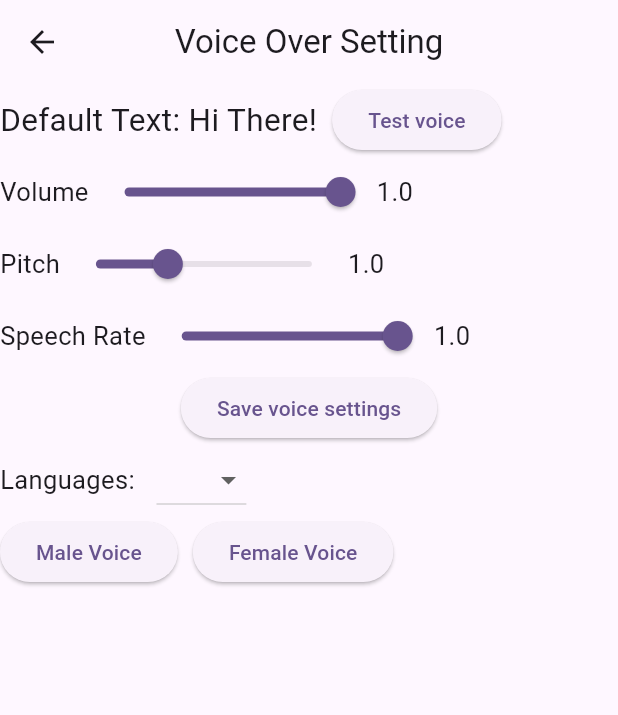
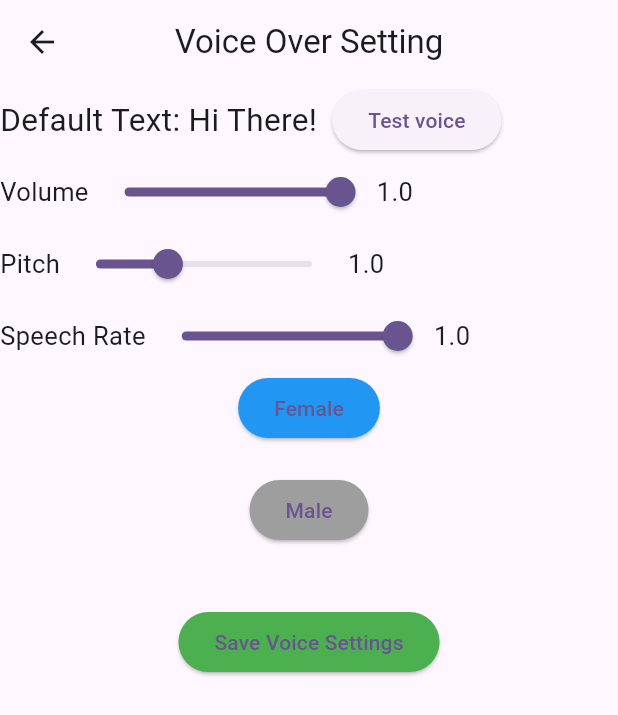
Before and after one commit to farheenfab/ReMind_app, a Flutter app: the VoiceSettings screen opened directly, after a tap on "Test voice", on a phone screen of 412 x 824 dp. Shown: the top 715 px of the screen. Run offline on Flutter 3.47's test engine with Material 3 defaults, Android fonts, the phone set to English and light mode, and no system bars; our stand-ins replace avatar_glow, cloud_firestore, firebase_core, flutter_tts, google_generative_ai, speech_to_text; accounts and stored records are empty; network calls fail.

Commit message:
Added male and female voice and connected to the chat page text to speech feature

```diff
--- a/lib/voice_settings.dart
+++ b/lib/voice_settings.dart
@@ -1,8 +1,10 @@
 import 'package:flutter/material.dart';
 import 'package:flutter_tts/flutter_tts.dart';
 import 'dart:developer';
+import 'main.dart';
 
 class VoiceSettings extends StatefulWidget{
+
   @override
   State<VoiceSettings> createState() => VoiceSettingsState();
 
@@ -13,49 +15,52 @@ class VoiceSettingsState extends State<VoiceSettings>{
   double volume = 1;
   double pitch = 1.0;
   double speechRate = 1;
-  // Map<String,String> languages = {"English": "en-US"};
-  List<String>? languages;
-  Map<String, String> langCode = {"name": "en-us-x-sfg#male_1-local", "locale": "en-US"};
+
   String defaultText = "Hi There";
 
+  bool isFemale = true;
+  bool isMale = false;
+
+  Map<String,String> voice = {"name": "en-us-x-tpf-local", "locale": "en-US"};
+
   FlutterTts text_to_speech = FlutterTts();
-  List<Map> _voices = [];
-  Map? _currentVoice;
-  bool isMale = true;
 
-    @override
+
+  @override
   void initState(){
     super.initState();
-    init();
   }
 
-  void init() async{
-    // languages = List<String>.from(await text_to_speech.getLanguages);
-    text_to_speech.getVoices.then((data){
-      try{
-        _voices = List<Map>.from(data);
-        log("${_voices}");
-        setState(() {
-          _updateVoiceList();
-          //  _voices = _voices.where((_voice) => _voice["name"].contains("en")).toList();
-           _currentVoice = _voices[0];
-           setVoice(_currentVoice!);
-        });
 
-      }catch(e){
-        print(e);
+  void _selectButton(int buttonNumber) {
+    setState(() {
+      if (buttonNumber == 1) {
+        isFemale = true;
+        isMale = false;
+        voice = {"name": "en-us-x-tpf-local", "locale": "en-US"};
+      } else if (buttonNumber == 2) {
+        isFemale = false;
+        isMale = true;
+        voice = {'name': 'en-us-x-iol-local', 'locale': 'en-US'};
       }
     });
   }
 
-  void _updateVoiceList() {
-    _voices = _voices.where((voice) {
-      return voice['locale'] == langCode && voice['gender'] == (isMale ? 'male' : 'female');
-    }).toList();
-  }
-
-  void setVoice(Map voice){
-    text_to_speech.setVoice({"name":voice["name"], "locale":voice["locale"]});
+  // Method to navigate to another page
+  void _navigateToNextPage(BuildContext context) {
+    // Pass the selected option to the next page
+    Navigator.push(
+      context,
+      MaterialPageRoute(
+        builder: (context) => MyHomePage(
+          voice: isFemale ? {"name": "en-us-x-tpf-local", "locale": "en-US"} : {'name': 'en-us-x-iol-local', 'locale': 'en-US'},
+          // voice: voice,
+          volume: volume,
+          pitch: pitch,
+          speechRate: speechRate
+        ),
+      ),
+    );
   }
 
   @override
@@ -114,71 +119,33 @@ class VoiceSettingsState extends State<VoiceSettings>{
               ],
             ),
 
-            ElevatedButton(onPressed: (){
-                text_to_speech.getVoices.then((data){
-              _voices = List<Map>.from(data);
-              print(_voices);});
-            }, child: const Text("Save voice settings")),
+            ElevatedButton(
+              onPressed: () => _selectButton(1),
+              style: ElevatedButton.styleFrom(
+                backgroundColor: isFemale ? Colors.blue : Colors.grey,
+              ),
+              child: const Text('Female'),
+            ),
+            const SizedBox(height: 20),
+            ElevatedButton(
+              onPressed: () =>
+              _selectButton(2),
+              style: ElevatedButton.styleFrom(
+                backgroundColor: isMale ? Colors.blue : Colors.grey,
+              ),
+              child: const Text('Male'),
+            ),
 
-            Row(
-            children: [
-              const Text(
-                "Languages: ",
-                style: TextStyle(fontSize: 17),
+            const SizedBox(height: 40),
+            ElevatedButton(
+              onPressed: () => _navigateToNextPage(context),
+              style: ElevatedButton.styleFrom(
+                backgroundColor: Colors.green,
               ),
-              const SizedBox(width: 10),
-              DropdownButton(
-                value: langCode,
-                items: const [
-                  DropdownMenuItem(value: {"name": "es-us-x-sfb-local", "locale": "es-US"}, child: Text("US")),
-                  DropdownMenuItem(value: {"name": "cy-gb-x-cyf-network", "locale": "cy-GB"}, child: Text("UK")),
-                  DropdownMenuItem(value: {"name": "en-in-x-end-network", "locale": "en-IN"}, child: Text("India")),
-                ],
-                onChanged: (value) {
-                  setState(() {
-                    langCode = value!;
-                    _updateVoiceList();
-                    if (_voices.isNotEmpty) {
-                      _currentVoice = _voices[0];
-                      setVoice(_currentVoice!);
-                    }
-                  });
-                },
-              ),
-            ],
-          ),
+              child: const Text('Save Voice Settings'),
+            ),
 
-          Row(
-              children: [
-                ElevatedButton(
-                  onPressed: () {
-                    setState(() {
-                      isMale = true;
-                      _updateVoiceList();
-                      if (_voices.isNotEmpty) {
-                        _currentVoice = _voices[0];
-                        setVoice(_currentVoice!);
-                      }
-                    });
-                  },
-                  child: const Text("Male Voice"),
-                ),
-                const SizedBox(width: 10),
-                ElevatedButton(
-                  onPressed: () {
-                    setState(() {
-                      isMale = false;
-                      _updateVoiceList();
-                      if (_voices.isNotEmpty) {
-                        _currentVoice = _voices[0];
-                        setVoice(_currentVoice!);
-                      }
-                    });
-                  },
-                  child: const Text("Female Voice"),
-                ),
-              ],
-            ),
+
           ],
         )
       )
@@ -186,26 +153,18 @@ class VoiceSettingsState extends State<VoiceSettings>{
   }
 
   @override
-  void initSetting() async {
-    await text_to_speech.setVolume(volume);
-    await text_to_speech.setPitch(pitch);
-    await text_to_speech.setSpeechRate(speechRate);
-    await text_to_speech.setVoice(langCode);
+  void initSetting() {
+    text_to_speech.setVolume(volume);
+    text_to_speech.setPitch(pitch);
+    text_to_speech.setSpeechRate(speechRate);
+    text_to_speech.setVoice(voice);
   }
 
   void _speak() async{
     initSetting();
-    await text_to_speech.speak(defaultText);
+    text_to_speech.speak(defaultText);
+
   }
-
-  // Widget speakerSelector(){
-  //   return DropdownButton(
-  //     value: _currentVoice,
-  //     items: _voices.map((_voice) => DropdownMenuItem(
-  //       value: _voice,
-  //       child: Text(_voice["name"]))).toList(),
-  //     onChanged: (value){});
-  // }
 
 
 }
```
Also changed, not shown: lib/main.dart (+47 -16 lines).
